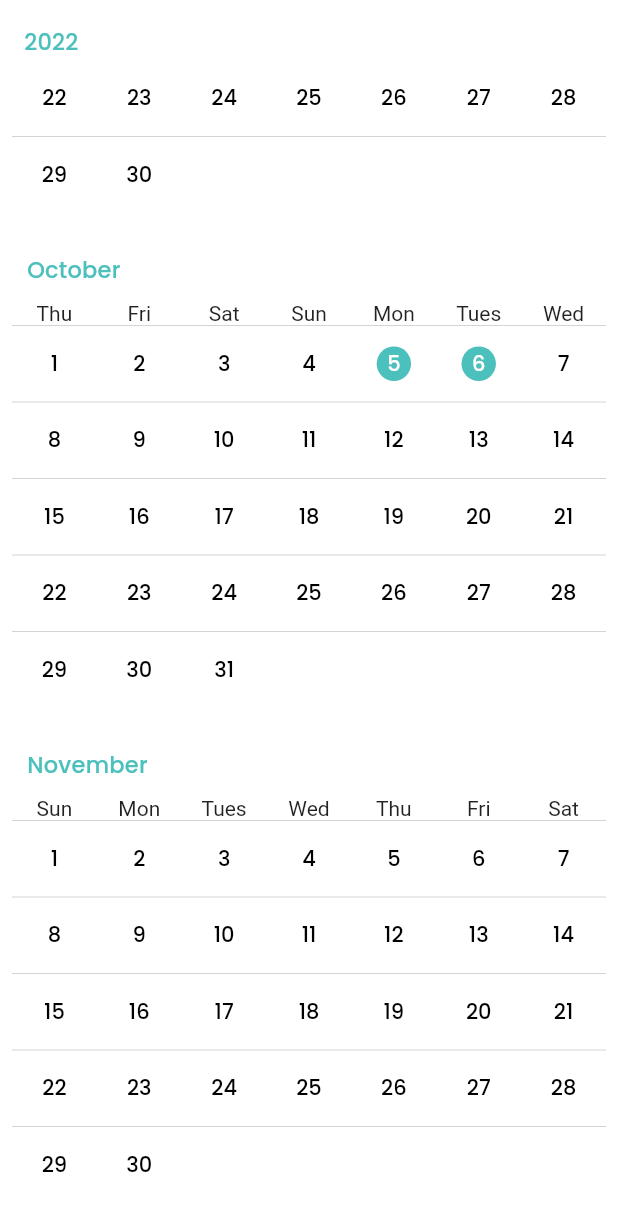
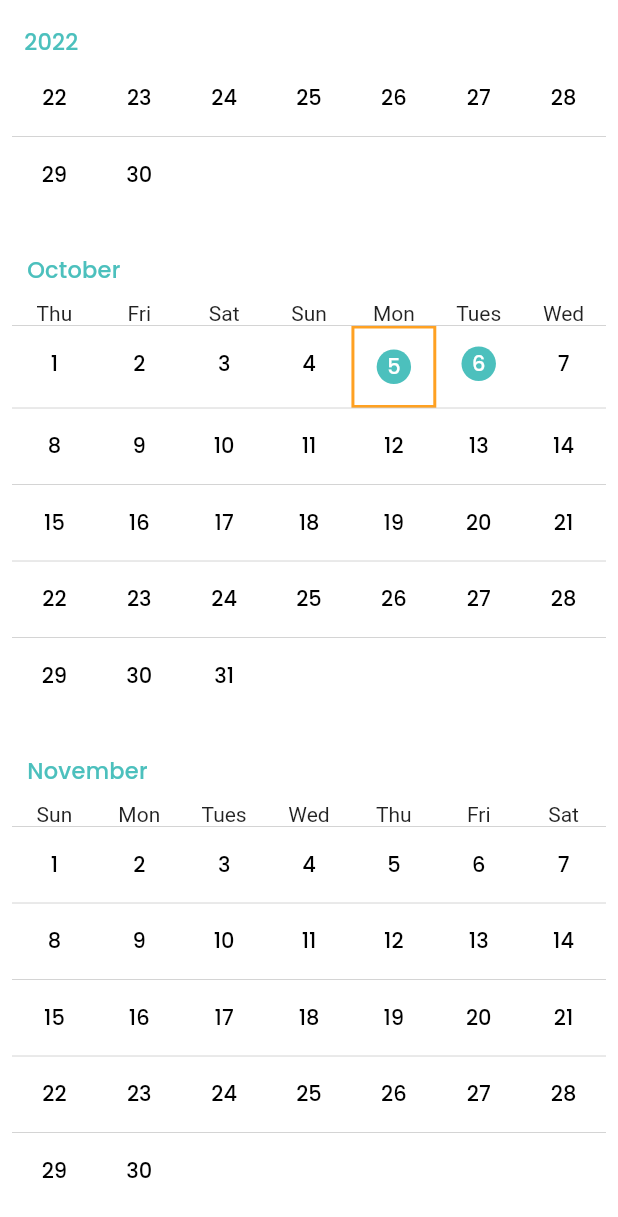
Before and after one commit to wh120/tasks, a Flutter app: the screen it shows after launch, scrolled down 2880 dp, on a phone screen of 412 x 824 dp. Shown: the top 1217 px of the screen. Run offline on Flutter 3.47's test engine with Material 2 defaults, Android fonts, the phone set to English and light mode, and no system bars; our stand-ins replace bloc, date_field, flutter_bloc, get_it.

Commit message:
current day style

```diff
--- a/lib/core/widgets/calender/calender.dart
+++ b/lib/core/widgets/calender/calender.dart
@@ -128,9 +128,18 @@ class _CalenderState extends State<Calender> {
 
   Widget buildTableCell(DateTime date , {bool isSelected = false}) {
     return TableCell(
+        child: Container(
+          decoration:date.isSameDate(DateTime.now())? BoxDecoration(
+            border: Border.all(
+              color: AppColors.secondary, //                   <--- border color
+              width: 2.0,
+            ),
+          ):null,
+
           child: Padding(
             padding: const EdgeInsets.all(8.0),
             child: Center(
+
               child: Container(
                 decoration: BoxDecoration(
                     color: isSelected ? AppColors.primary : null,
@@ -153,6 +162,7 @@ class _CalenderState extends State<Calender> {
                 ),
               ),
             ),
+          ),
         ));
   }
 }
```
Lines whose indentation alone changed are shown as unchanged.
